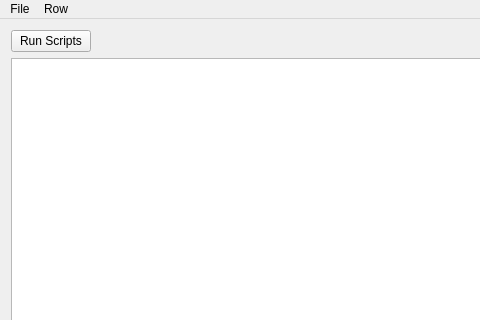
The window that ShotRunnerTool/runnertool_ui.ui (BlakeRaymond-AI/ENPH459Project) describes before a commit, drawn with Qt 5; both pictures show x 0 to 480 and y 0 to 320 of the 900 by 604 pixel window.
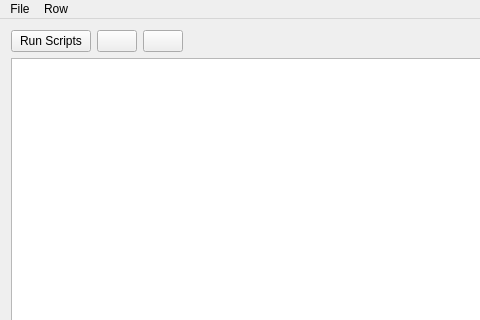
The same window after the commit.

Commit message: Added in buttons for moving the shot (as in the script/settings) up or down in the list of shots to run for the experiment.

```diff
--- a/ShotRunnerTool/runnertool_ui.ui
+++ b/ShotRunnerTool/runnertool_ui.ui
@@ -33,6 +33,20 @@
         </property>
        </widget>
       </item>
+      <item>
+       <widget class="QPushButton" name="moveShotUpButton">
+        <property name="text">
+         <string/>
+        </property>
+       </widget>
+      </item>
+      <item>
+       <widget class="QPushButton" name="moveShotDownButton">
+        <property name="text">
+         <string/>
+        </property>
+       </widget>
+      </item>
       <item>
        <spacer name="horizontalSpacer_2">
         <property name="orientation">
```
The commit also changes 3 other files.
